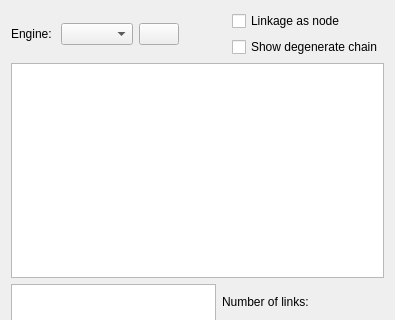
KmolYuan/Pyslvs-UI, file core/synthesis/NumberAndTypeSynthesis/Collections.ui: the form before one commit; both pictures show x 0 to 395 and y 0 to 320 of the 395 by 500 pixel window.
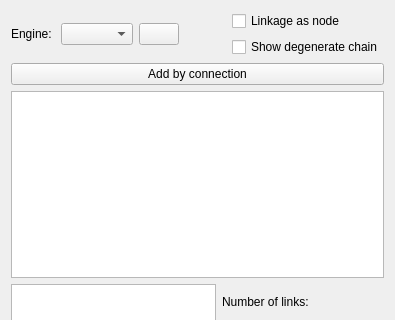
The form after the commit. Icons and pictures are not drawn.

Commit message: Add collection function.

Diff of the .ui file:
```diff
--- a/core/synthesis/NumberAndTypeSynthesis/Collections.ui
+++ b/core/synthesis/NumberAndTypeSynthesis/Collections.ui
@@ -78,6 +78,13 @@
      </item>
     </layout>
    </item>
+   <item>
+    <widget class="QPushButton" name="add_by_connection_button">
+     <property name="text">
+      <string>Add by connection</string>
+     </property>
+    </widget>
+   </item>
    <item>
     <widget class="QListWidget" name="Collection_list">
      <property name="contextMenuPolicy">
```
The commit also changes 4 other files.
